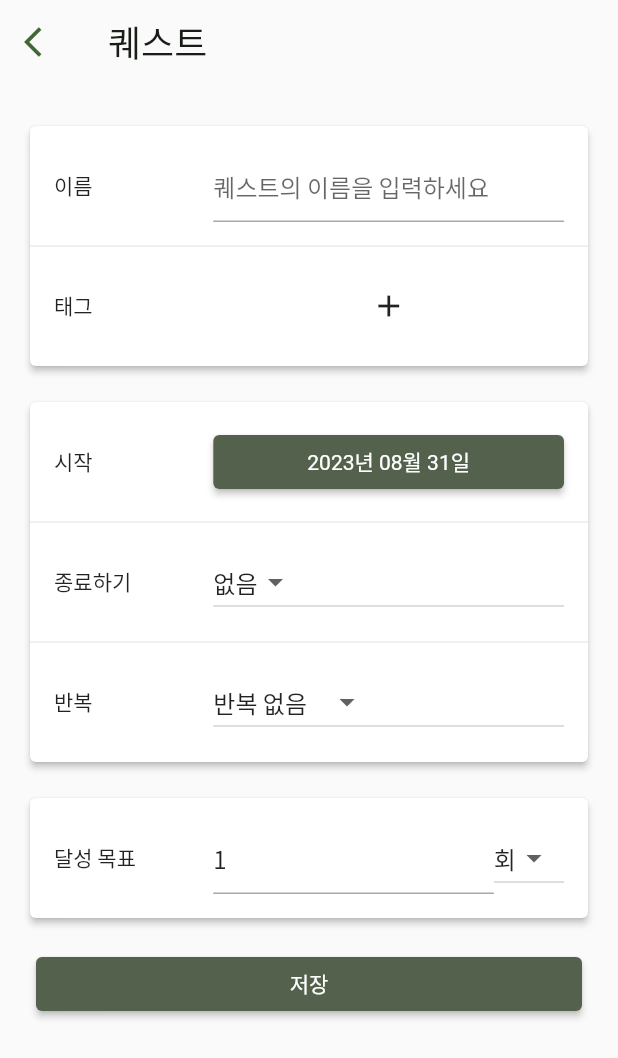
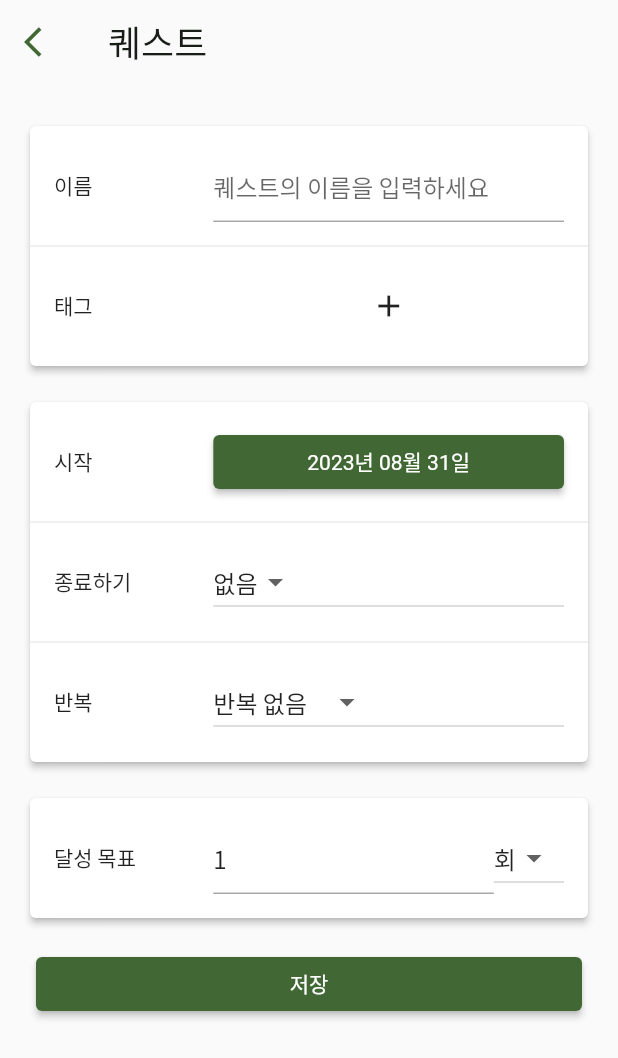
Before and after one commit to lockcept/Quelendar, a Flutter app: the QuestEditView screen opened directly, on a phone screen of 412 x 824 dp. Shown: the top 1058 px of the screen. Run offline on Flutter 3.47's test engine with Material 2 defaults, Android fonts, the phone set to English and light mode, and no system bars; our stand-ins replace jiffy, nanoid, numberpicker.

Commit message:
feat: 색상 변경

```diff
--- a/lib/item/mission_edit_view.dart
+++ b/lib/item/mission_edit_view.dart
@@ -74,8 +74,8 @@ class MissionEditViewState extends State<MissionEditView> {
             padding: const EdgeInsets.all(8.0),
             child: ElevatedButton(
               style: ElevatedButton.styleFrom(
-                  backgroundColor: Theme.of(context).colorScheme.secondary,
-                  textStyle: TextStyle(color: Theme.of(context).colorScheme.onSecondary)),
+                  backgroundColor: Theme.of(context).colorScheme.primary,
+                  textStyle: TextStyle(color: Theme.of(context).colorScheme.onPrimary)),
               onPressed: () {
                 final validation = validateMission();
 
--- a/lib/item/quest_edit_view.dart
+++ b/lib/item/quest_edit_view.dart
@@ -143,8 +143,8 @@ class QuestEditViewState extends State<QuestEditView> {
           CardTable(data: {
             '시작': ElevatedButton(
               style: ElevatedButton.styleFrom(
-                  backgroundColor: Theme.of(context).colorScheme.secondary,
-                  textStyle: TextStyle(color: Theme.of(context).colorScheme.onSecondary)),
+                  backgroundColor: Theme.of(context).colorScheme.primary,
+                  textStyle: TextStyle(color: Theme.of(context).colorScheme.onPrimary)),
               onPressed: () async {
                 final startDate = DateTime.fromMillisecondsSinceEpoch(startAt);
 
@@ -193,8 +193,8 @@ class QuestEditViewState extends State<QuestEditView> {
             if (isFinite)
               "종료": ElevatedButton(
                 style: ElevatedButton.styleFrom(
-                    backgroundColor: Theme.of(context).colorScheme.secondary,
-                    textStyle: TextStyle(color: Theme.of(context).colorScheme.onSecondary)),
+                    backgroundColor: Theme.of(context).colorScheme.primary,
+                    textStyle: TextStyle(color: Theme.of(context).colorScheme.onPrimary)),
                 onPressed: () async {
                   final DateTime? pickedDate = await showDatePicker(
                     context: context,
@@ -318,8 +318,8 @@ class QuestEditViewState extends State<QuestEditView> {
             padding: const EdgeInsets.all(8.0),
             child: ElevatedButton(
               style: ElevatedButton.styleFrom(
-                  backgroundColor: Theme.of(context).colorScheme.secondary,
-                  textStyle: TextStyle(color: Theme.of(context).colorScheme.onSecondary)),
+                  backgroundColor: Theme.of(context).colorScheme.primary,
+                  textStyle: TextStyle(color: Theme.of(context).colorScheme.onPrimary)),
               onPressed: () {
                 final validation = validateQuest();
 
--- a/lib/util/calculate_focus_color.dart
+++ b/lib/util/calculate_focus_color.dart
@@ -1,6 +1,6 @@
 import 'package:flutter/material.dart';
 
-Color calculateFocusColor(Color baseColor, {double brightnessDelta = 0.5}) {
+Color calculateFocusColor(Color baseColor, {double brightnessDelta = 0.2}) {
   double newBrightness = baseColor.computeLuminance() + brightnessDelta;
 
   newBrightness = newBrightness.clamp(0.0, 1.0);
--- a/lib/util/number_scroll_row.dart
+++ b/lib/util/number_scroll_row.dart
@@ -64,9 +64,9 @@ class NumberScrollRowState extends State<NumberScrollRow> {
             child: ElevatedButton(
               style: ElevatedButton.styleFrom(
                 backgroundColor: !isEditMode
-                    ? Theme.of(context).colorScheme.secondary
-                    : calculateFocusColor(Theme.of(context).colorScheme.secondary),
-                textStyle: TextStyle(color: Theme.of(context).colorScheme.onSecondary),
+                    ? Theme.of(context).colorScheme.primary
+                    : calculateFocusColor(Theme.of(context).colorScheme.primary),
+                textStyle: TextStyle(color: Theme.of(context).colorScheme.onPrimary),
               ),
               onPressed: () {
                 setState(() {
```
